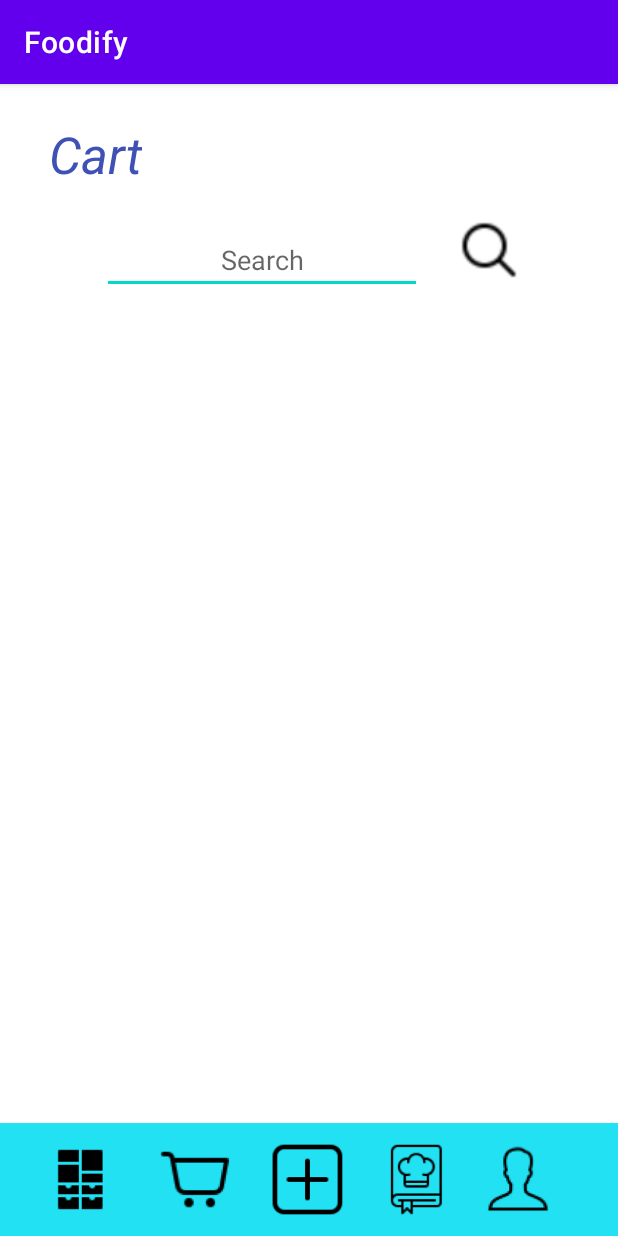
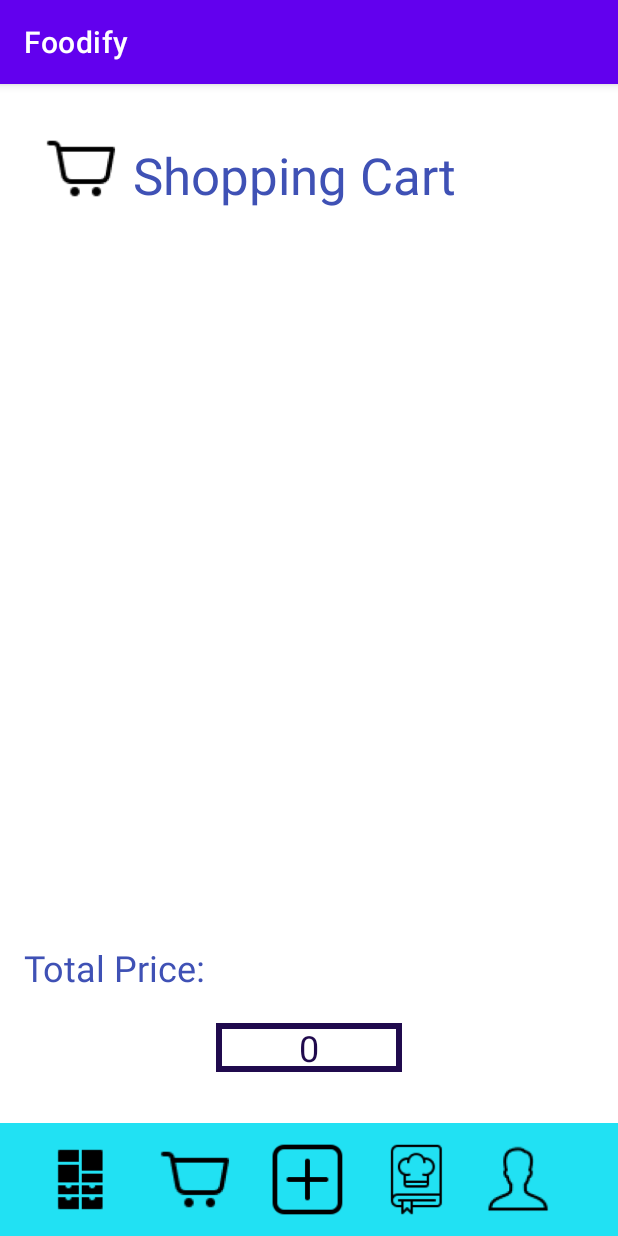
Before and after one commit to ramiakl/Foodify, an Android app: the Cart screen opened directly, with no data from a screen before it, on a phone screen of 412 x 824 dp. Run offline under Robolectric (Android 15) with nearby library versions, the phone set to English and light mode, and no system bars.

Commit message:
Adding a total price in the cart

```diff
--- /dev/null
+++ b/FrontEnd/app/src/main/res/drawable/border.xml
@@ -0,0 +1,9 @@
+<?xml version="1.0" encoding="utf-8"?>
+<shape xmlns:android="http://schemas.android.com/apk/res/android"
+    android:shape="rectangle">
+
+    <stroke
+        android:color="#200A4D"
+        android:width="4dp"/>
+
+</shape>
--- a/FrontEnd/app/src/main/res/layout/cart.xml
+++ b/FrontEnd/app/src/main/res/layout/cart.xml
@@ -9,59 +9,13 @@
     <ListView
         android:id="@+id/list_cart"
         android:layout_width="409dp"
-        android:layout_height="475dp"
+        android:layout_height="450dp"
         app:layout_constraintBottom_toBottomOf="parent"
         app:layout_constraintEnd_toEndOf="parent"
-        app:layout_constraintHorizontal_bias="1.0"
+        app:layout_constraintHorizontal_bias="0.0"
         app:layout_constraintStart_toStartOf="parent"
         app:layout_constraintTop_toTopOf="parent"
-        app:layout_constraintVertical_bias="0.617" />
-
-    <TextView
-        android:id="@+id/cart"
-        android:layout_width="wrap_content"
-        android:layout_height="wrap_content"
-        android:layout_marginTop="24dp"
-        android:text="Cart"
-        android:textAlignment="center"
-        android:textColor="#3F51B5"
-        android:textSize="34sp"
-        android:textStyle="italic"
-        app:layout_constraintBottom_toTopOf="@+id/list"
-        app:layout_constraintEnd_toEndOf="parent"
-        app:layout_constraintHorizontal_bias="0.091"
-        app:layout_constraintStart_toStartOf="parent"
-        app:layout_constraintTop_toTopOf="parent"
-        app:layout_constraintVertical_bias="0.136" />
-
-    <EditText
-        android:id="@+id/search_tab"
-        android:layout_width="wrap_content"
-        android:layout_height="wrap_content"
-        android:ems="10"
-        android:hint="Search"
-        android:inputType="textPersonName"
-        android:textAlignment="center"
-        app:layout_constraintBottom_toBottomOf="@+id/divider3"
-        app:layout_constraintEnd_toEndOf="parent"
-        app:layout_constraintHorizontal_bias="0.343"
-        app:layout_constraintStart_toStartOf="parent"
-        app:layout_constraintTop_toTopOf="parent"
-        app:layout_constraintVertical_bias="0.131" />
-
-    <ImageView
-        android:id="@+id/search_icon"
-        android:layout_width="44dp"
-        android:layout_height="45dp"
-        android:layout_marginTop="88dp"
-        android:onClick="search"
-        app:layout_constraintBottom_toTopOf="@+id/list"
-        app:layout_constraintEnd_toEndOf="parent"
-        app:layout_constraintHorizontal_bias="0.261"
-        app:layout_constraintStart_toEndOf="@+id/search_tab"
-        app:layout_constraintTop_toTopOf="parent"
-        app:layout_constraintVertical_bias="0.757"
-        app:srcCompat="@drawable/search" />
+        app:layout_constraintVertical_bias="0.348" />
 
     <View
         android:id="@+id/divider3"
@@ -134,4 +88,62 @@
         app:layout_constraintStart_toStartOf="parent"
         app:layout_constraintTop_toTopOf="@+id/divider3"
         app:srcCompat="@drawable/profile" />
+
+    <ImageView
+        android:id="@+id/imageView2"
+        android:layout_width="50dp"
+        android:layout_height="50dp"
+        app:layout_constraintBottom_toTopOf="@+id/list_cart"
+        app:layout_constraintEnd_toEndOf="parent"
+        app:layout_constraintHorizontal_bias="0.08"
+        app:layout_constraintStart_toStartOf="parent"
+        app:layout_constraintTop_toTopOf="parent"
+        app:layout_constraintVertical_bias="0.52"
+        app:srcCompat="@drawable/cart" />
+
+    <TextView
+        android:id="@+id/shoppingcart"
+        android:layout_width="wrap_content"
+        android:layout_height="wrap_content"
+        android:text="Shopping Cart"
+        android:textColor="#3F51B5"
+        android:textSize="34sp"
+        app:layout_constraintBottom_toTopOf="@+id/list_cart"
+        app:layout_constraintEnd_toEndOf="parent"
+        app:layout_constraintHorizontal_bias="0.086"
+        app:layout_constraintStart_toEndOf="@+id/imageView2"
+        app:layout_constraintTop_toTopOf="parent"
+        app:layout_constraintVertical_bias="0.578" />
+
+    <TextView
+        android:id="@+id/textView"
+        android:layout_width="wrap_content"
+        android:layout_height="wrap_content"
+        android:text="Total Price: "
+        android:textColor="#3F51B5"
+        android:textSize="24sp"
+        app:layout_constraintBottom_toTopOf="@+id/divider3"
+        app:layout_constraintEnd_toEndOf="parent"
+        app:layout_constraintHorizontal_bias="0.056"
+        app:layout_constraintStart_toStartOf="parent"
+        app:layout_constraintTop_toBottomOf="@+id/list_cart"
+        app:layout_constraintVertical_bias="0.118" />
+
+    <TextView
+        android:id="@+id/textView5"
+        android:layout_width="wrap_content"
+        android:layout_height="wrap_content"
+        android:background="@drawable/border"
+        android:hint="Enter value "
+        android:inputType="numberDecimal"
+        android:text="0"
+        android:textAlignment="center"
+        android:textColor="#200A4D"
+        android:textSize="24sp"
+        app:layout_constraintBottom_toTopOf="@+id/divider3"
+        app:layout_constraintEnd_toEndOf="parent"
+        app:layout_constraintStart_toStartOf="parent"
+        app:layout_constraintTop_toBottomOf="@+id/list_cart"
+        app:layout_constraintVertical_bias="0.65999997" />
+
 </androidx.constraintlayout.widget.ConstraintLayout>
--- a/FrontEnd/app/src/main/res/layout/pantry.xml
+++ b/FrontEnd/app/src/main/res/layout/pantry.xml
@@ -17,7 +17,7 @@
         app:layout_constraintVertical_bias="0.707" />
 
     <TextView
-        android:id="@+id/textView"
+        android:id="@+id/pantry"
         android:layout_width="wrap_content"
         android:layout_height="wrap_content"
         android:text="Pantry"
```
